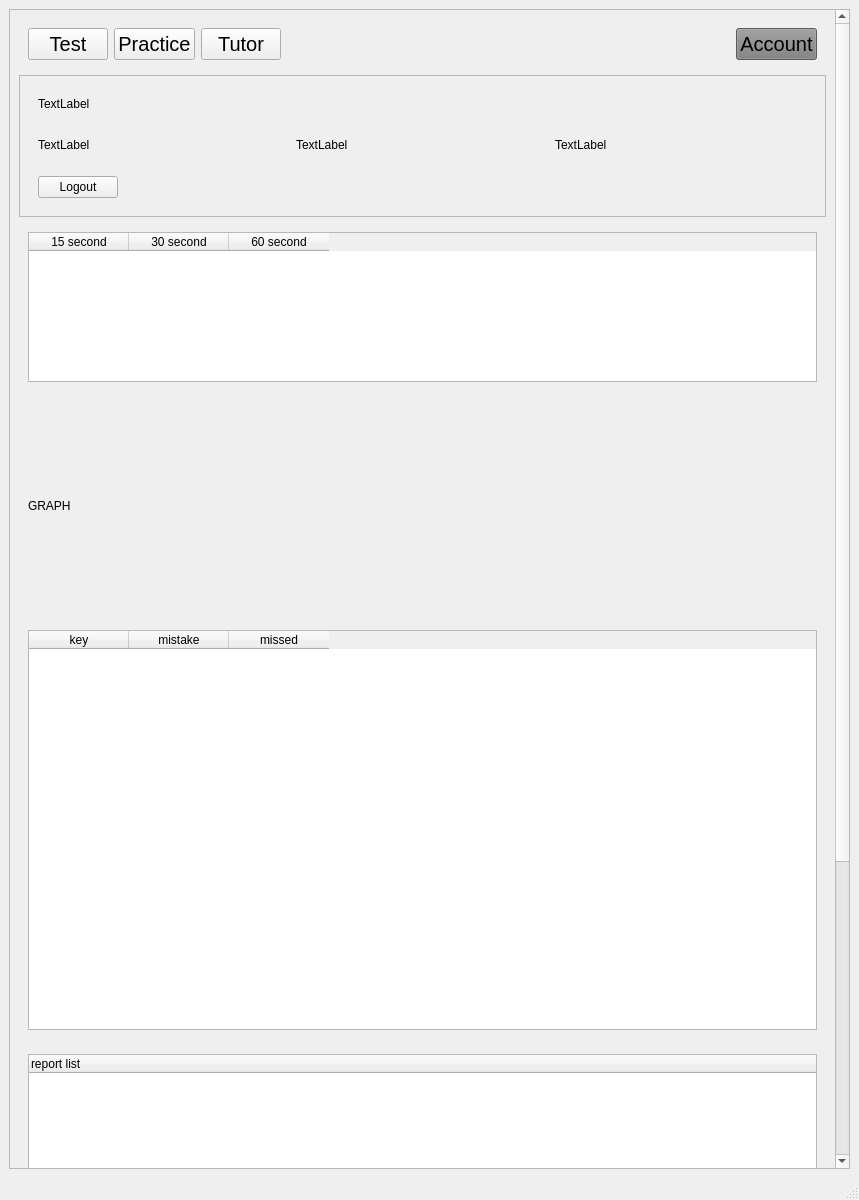
Before: the Qt Designer form ui/account.ui in Prakash5209/typing_tutor, drawn with Qt 5.
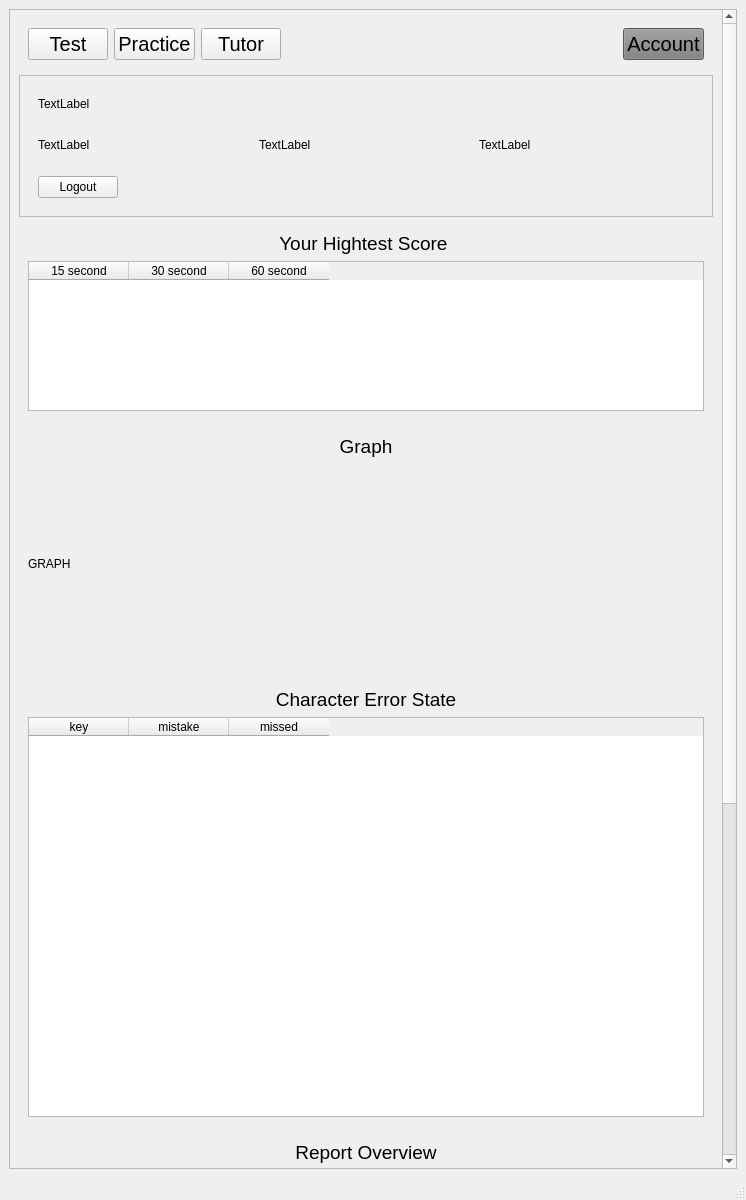
After: the same form once the commit is applied.

Diff of the .ui file:
```diff
--- a/ui/account.ui
+++ b/ui/account.ui
@@ -6,7 +6,7 @@
    <rect>
     <x>0</x>
     <y>0</y>
-    <width>859</width>
+    <width>746</width>
     <height>1200</height>
    </rect>
   </property>
@@ -24,9 +24,9 @@
        <property name="geometry">
         <rect>
          <x>0</x>
-         <y>0</y>
-         <width>825</width>
-         <height>1565</height>
+         <y>-60</y>
+         <width>712</width>
+         <height>1677</height>
         </rect>
        </property>
        <layout class="QGridLayout" name="gridLayout">
@@ -257,7 +257,7 @@
            <enum>QFrame::Plain</enum>
           </property>
           <layout class="QGridLayout" name="gridLayout_3">
-           <item row="0" column="0">
+           <item row="1" column="0">
             <widget class="QTableWidget" name="tableWidget">
              <property name="minimumSize">
               <size>
@@ -282,6 +282,21 @@
              </column>
             </widget>
            </item>
+           <item row="0" column="0">
+            <widget class="QLabel" name="label">
+             <property name="font">
+              <font>
+               <pointsize>14</pointsize>
+              </font>
+             </property>
+             <property name="text">
+              <string>Your Hightest Score </string>
+             </property>
+             <property name="alignment">
+              <set>Qt::AlignCenter</set>
+             </property>
+            </widget>
+           </item>
           </layout>
          </widget>
         </item>
@@ -294,7 +309,7 @@
            <enum>QFrame::Raised</enum>
           </property>
           <layout class="QGridLayout" name="gridLayout_4">
-           <item row="0" column="0">
+           <item row="1" column="0">
             <widget class="QLabel" name="label_5">
              <property name="minimumSize">
               <size>
@@ -307,6 +322,21 @@
              </property>
             </widget>
            </item>
+           <item row="0" column="0">
+            <widget class="QLabel" name="label_2">
+             <property name="font">
+              <font>
+               <pointsize>14</pointsize>
+              </font>
+             </property>
+             <property name="text">
+              <string>Graph</string>
+             </property>
+             <property name="alignment">
+              <set>Qt::AlignCenter</set>
+             </property>
+            </widget>
+           </item>
           </layout>
          </widget>
         </item>
@@ -319,7 +349,7 @@
            <enum>QFrame::Raised</enum>
           </property>
           <layout class="QGridLayout" name="gridLayout_5">
-           <item row="0" column="0">
+           <item row="1" column="0">
             <widget class="QTableWidget" name="tableWidget_2">
              <property name="minimumSize">
               <size>
@@ -344,6 +374,21 @@
              </column>
             </widget>
            </item>
+           <item row="0" column="0">
+            <widget class="QLabel" name="label_3">
+             <property name="font">
+              <font>
+               <pointsize>14</pointsize>
+              </font>
+             </property>
+             <property name="text">
+              <string>Character Error State</string>
+             </property>
+             <property name="alignment">
+              <set>Qt::AlignCenter</set>
+             </property>
+            </widget>
+           </item>
           </layout>
          </widget>
         </item>
@@ -356,7 +401,7 @@
            <enum>QFrame::Raised</enum>
           </property>
           <layout class="QGridLayout" name="gridLayout_6">
-           <item row="0" column="0">
+           <item row="1" column="0">
             <widget class="QTreeWidget" name="treeWidget">
              <property name="minimumSize">
               <size>
@@ -371,6 +416,21 @@
              </column>
             </widget>
            </item>
+           <item row="0" column="0">
+            <widget class="QLabel" name="label_4">
+             <property name="font">
+              <font>
+               <pointsize>14</pointsize>
+              </font>
+             </property>
+             <property name="text">
+              <string>Report Overview</string>
+             </property>
+             <property name="alignment">
+              <set>Qt::AlignCenter</set>
+             </property>
+            </widget>
+           </item>
           </layout>
          </widget>
         </item>
```
Left out of the diff: 4 changed lines with no effect on the pictures.
